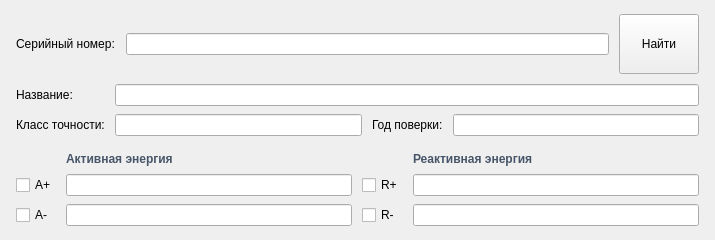
The window that ui/meteractwidget.ui (nikola240698/MeteringActs) describes before a commit, drawn with Qt 5.
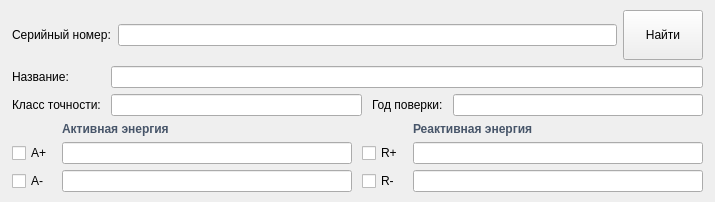
The same window after the commit.

Diff of the .ui file:
```diff
--- a/ui/meteractwidget.ui
+++ b/ui/meteractwidget.ui
@@ -7,9 +7,15 @@
     <x>0</x>
     <y>0</y>
     <width>715</width>
-    <height>240</height>
+    <height>202</height>
    </rect>
   </property>
+  <property name="sizePolicy">
+   <sizepolicy hsizetype="Preferred" vsizetype="Maximum">
+    <horstretch>0</horstretch>
+    <verstretch>0</verstretch>
+   </sizepolicy>
+  </property>
   <property name="minimumSize">
    <size>
     <width>0</width>
@@ -30,19 +36,19 @@
   </property>
   <layout class="QVBoxLayout" name="verticalLayout">
    <property name="spacing">
-    <number>10</number>
+    <number>6</number>
    </property>
    <property name="leftMargin">
-    <number>16</number>
+    <number>12</number>
    </property>
    <property name="topMargin">
-    <number>14</number>
+    <number>10</number>
    </property>
    <property name="rightMargin">
-    <number>16</number>
+    <number>12</number>
    </property>
    <property name="bottomMargin">
-    <number>14</number>
+    <number>10</number>
    </property>
    <item>
     <layout class="QHBoxLayout" name="serialRow">
@@ -105,7 +111,7 @@
       <number>10</number>
      </property>
      <property name="verticalSpacing">
-      <number>8</number>
+      <number>6</number>
      </property>
      <item row="1" column="1">
       <widget class="QLineEdit" name="accuracyClassLineEdit">
@@ -154,29 +160,13 @@
      </item>
     </layout>
    </item>
-   <item>
-    <spacer name="verticalSpacer">
-     <property name="orientation">
-      <enum>Qt::Orientation::Vertical</enum>
-     </property>
-     <property name="sizeType">
-      <enum>QSizePolicy::Policy::Fixed</enum>
-     </property>
-     <property name="sizeHint" stdset="0">
-      <size>
-       <width>20</width>
-       <height>6</height>
-      </size>
-     </property>
-    </spacer>
-   </item>
    <item>
     <layout class="QGridLayout" name="readingsLayout">
      <property name="horizontalSpacing">
       <number>10</number>
      </property>
      <property name="verticalSpacing">
-      <number>8</number>
+      <number>6</number>
      </property>
      <item row="2" column="1">
       <widget class="QLineEdit" name="activeExportLineEdit"/>
```
Left out of the diff: 2 changed lines with no effect on the pictures.
